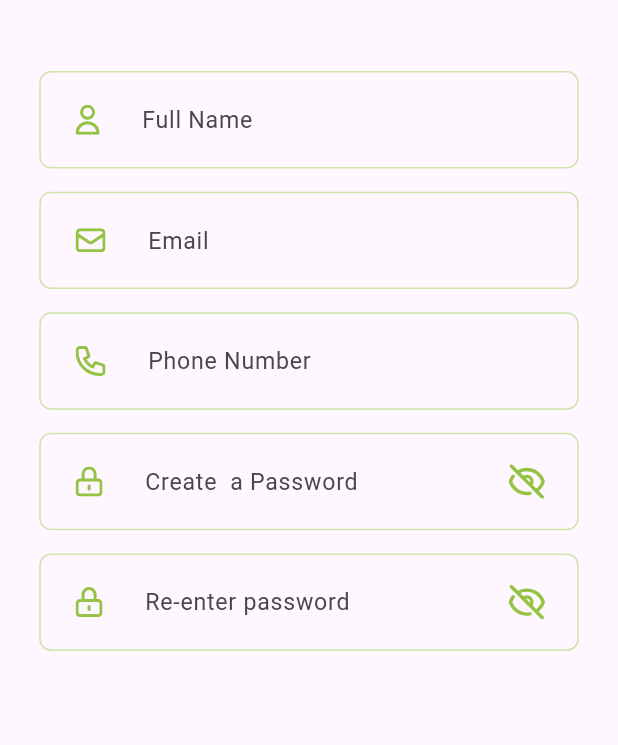
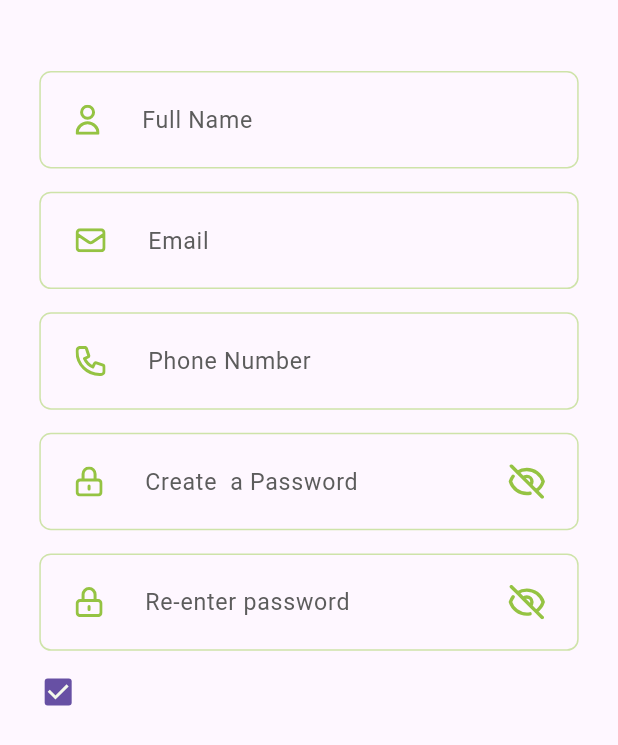
Before and after one commit to bdCalling-Sdt-hub/Service-App, a Flutter app: the screen it shows after launch, on a phone screen of 412 x 824 dp. Shown: the part 281-1026 px from the top of the screen. Run offline on Flutter 3.47's test engine with Material 3 defaults, Android fonts, the phone set to English and light mode, and no system bars; our stand-ins replace flutter_screenutil, flutter_spinkit, flutter_svg, get, shared_preferences, timeago.

Commit message:
Sign Up 85 % done

```diff
--- a/lib/themes/themes.dart
+++ b/lib/themes/themes.dart
@@ -38,7 +38,7 @@ class Themes {
           EdgeInsets.symmetric(vertical: 14.h, horizontal: 10.h),
           isDense: true,
           hintStyle: TextStyle(
-              fontSize: 16.h, fontWeight: FontWeight.w400, color: AppColors.subTextColor5C5C5C),
+              fontSize: 16.h, fontWeight: FontWeight.w400, color: AppColors.subTextColor5c5c5c),
           focusedBorder:OutlineInputBorder(
             borderRadius: BorderRadius.circular(12.r),
             borderSide:BorderSide(
--- a/lib/views/screen/Auth/signUpScreen/InnerWidget/textfield_section.dart
+++ b/lib/views/screen/Auth/signUpScreen/InnerWidget/textfield_section.dart
@@ -1,13 +1,17 @@
+import 'package:flutter/cupertino.dart';
 import 'package:flutter/material.dart';
 import 'package:flutter_screenutil/flutter_screenutil.dart';
 import 'package:flutter_svg/svg.dart';
+import 'package:service_app/utils/app_colors.dart';
 import 'package:service_app/utils/app_icons.dart';
+import 'package:service_app/views/base/custom_text.dart';
 
 import '../../../../../utils/app_strings.dart';
 import '../../../../base/custom_text_field.dart';
 
 class TextfieldSection extends StatelessWidget {
   TextfieldSection({super.key});
+  bool isChecked = true;
   TextEditingController nameController = TextEditingController();
   TextEditingController emailController = TextEditingController();
   TextEditingController phoneController = TextEditingController();
@@ -28,6 +32,7 @@ class TextfieldSection extends StatelessWidget {
             child: Column(
               crossAxisAlignment: CrossAxisAlignment.start,
               children: [
+                //===============================> Full Name Text-field <===============================
                 CustomTextField(
                   hintText: AppString.fullName,
                   controller: nameController,
@@ -42,14 +47,15 @@ class TextfieldSection extends StatelessWidget {
                           child: SvgPicture.asset(AppIcons.personIcon),
                         )),
                   ),
-                  validator: (value) {
-                    if (value == null || value.isEmpty) {
-                      return "Please enter your full name";
-                    }
-                    return null;
-                  },
+                  // validator: (value) {
+                  //   if (value == null || value.isEmpty) {
+                  //     return "Please enter your full name";
+                  //   }
+                  //   return null;
+                  // },
                 ),
                 SizedBox(height: 16.h),
+                //===============================> Email Text-field <===============================
                 CustomTextField(
                   hintText: AppString.email,
                   controller: emailController,
@@ -66,6 +72,7 @@ class TextfieldSection extends StatelessWidget {
                   ),
                 ),
                 SizedBox(height: 16.h),
+                //===============================> Phone Number Text-field <===============================
                 CustomTextField(
                   hintText: AppString.phoneNumber,
                   controller: phoneController,
@@ -82,6 +89,7 @@ class TextfieldSection extends StatelessWidget {
                   ),
                 ),
                 SizedBox(height: 16.h),
+                //===============================> Create Password Text-field <===============================
                 CustomTextField(
                   hintText: AppString.createPassword,
                   controller: createPasswordController,
@@ -111,6 +119,7 @@ class TextfieldSection extends StatelessWidget {
 
                 ),
                 SizedBox(height: 16.h),
+                //===============================> Re-Enter Password Text-field <===============================
                 CustomTextField(
                   hintText: AppString.reEnterPassword,
                   controller: reEnterPasswordController,
@@ -139,6 +148,31 @@ class TextfieldSection extends StatelessWidget {
                   ),
 
                 ),
+                SizedBox(height: 16.h),
+                //===============================> Terms and Conditions Check Box <===============================
+                Row(
+                  children: [
+                    SizedBox(
+                      width: 24.w,
+                      height: 25.h,
+                      child: Checkbox(
+                        value: isChecked,
+                        checkColor: AppColors.whiteF4F9EC,
+                        onChanged: (value) {
+
+                        },
+                      ),
+                    ),
+                    SizedBox(width: 16.h,),
+                    Text.rich(TextSpan(
+                      children: [
+
+                      ]
+
+                    ))
+                  ],
+                ),
+                SizedBox(height: 16.h,),
 
               ],
             ),
```
